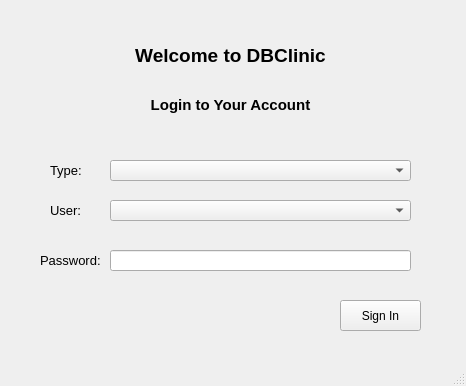
First picture: the form in Screens/Login Screen.ui, repository RaahimHash/DBMS-Project-UHU-Clinic, before the edit.
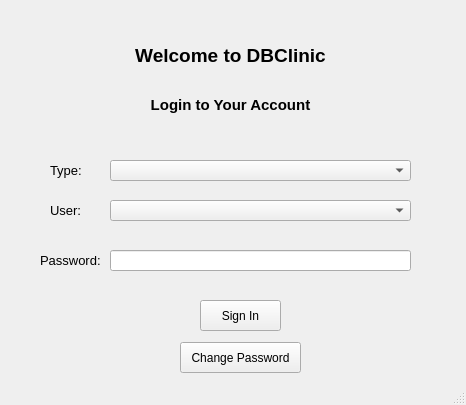
Second picture: the form after the edit.

Commit message: screens finally done?

Patch:
```diff
--- a/Screens/Login Screen.ui
+++ b/Screens/Login Screen.ui
@@ -10,7 +10,7 @@
     <x>0</x>
     <y>0</y>
     <width>466</width>
-    <height>386</height>
+    <height>405</height>
    </rect>
   </property>
   <property name="windowTitle">
@@ -46,7 +46,7 @@
    <widget class="QPushButton" name="signinButton">
     <property name="geometry">
      <rect>
-      <x>340</x>
+      <x>200</x>
       <y>300</y>
       <width>81</width>
       <height>31</height>
@@ -131,6 +131,19 @@
      </rect>
     </property>
    </widget>
+   <widget class="QPushButton" name="passwordButton">
+    <property name="geometry">
+     <rect>
+      <x>180</x>
+      <y>342</y>
+      <width>121</width>
+      <height>31</height>
+     </rect>
+    </property>
+    <property name="text">
+     <string>Change Password</string>
+    </property>
+   </widget>
   </widget>
   <widget class="QStatusBar" name="statusbar"/>
  </widget>
```
The commit also changes 5 other files.
